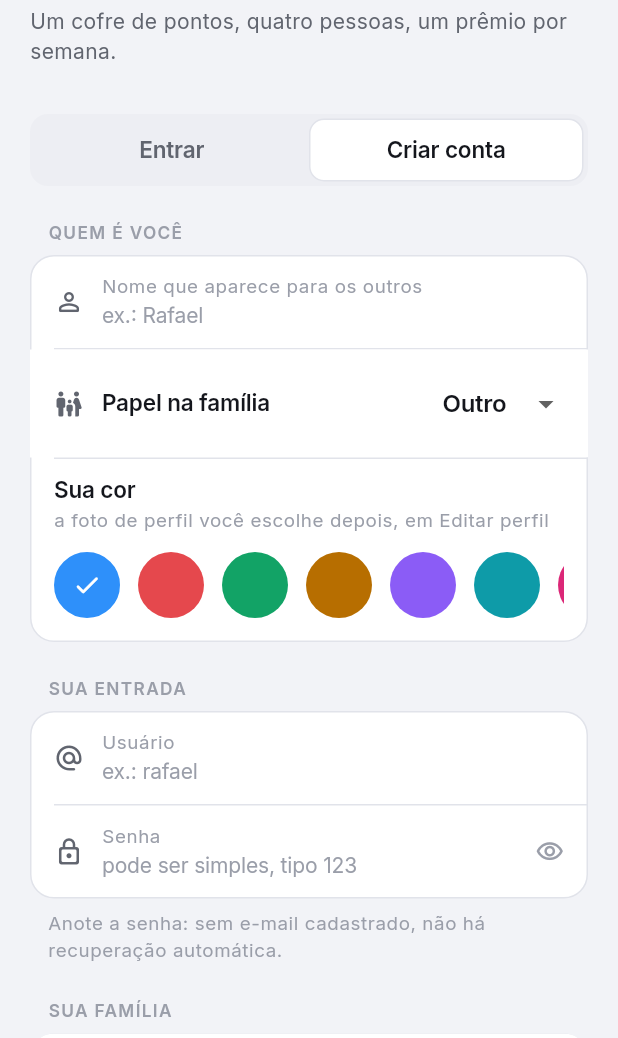
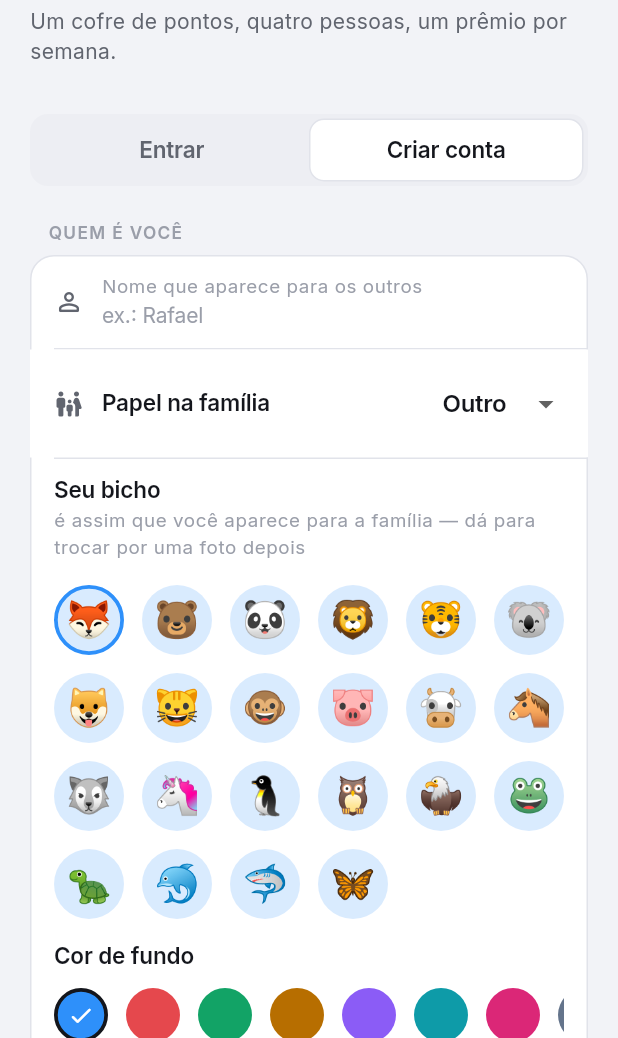
Before and after one commit to rdealzz/Desafio-em-Fam-lia, a Flutter app: the LoginScreen screen opened directly, after a tap on "Criar conta", on a phone screen of 412 x 824 dp, the part 198-1236 px from its top. Run offline on Flutter 3.47's test engine with Material 3 defaults, Android fonts, the phone set to English and light mode, and no system bars; our stand-ins replace cloud_firestore, firebase_auth, firebase_core, firebase_storage, image_picker, shared_preferences; accounts and stored records are empty; Roboto replaces fonts that are missing (AnimalEmoji); project files that could hold a hidden picture were left out.

Commit message:
Avatar de bicho no lugar do círculo com iniciais
Os avatares eram iniciais dentro de um círculo colorido — funcional, mas sem
graça. Agora cada pessoa escolhe um bicho entre 22, sobre a cor do perfil.

Os bichos são emoji de verdade, desenhados em cores, vindos de um recorte da
Noto Color Emoji (OFL) empacotado em assets/fonts/AnimalEmoji.ttf: só os 22
desenhos usados, 44 KB em vez dos 10 MB do arquivo completo. Empacotar era
obrigatório e resolve de vez um problema antigo — o CanvasKit do Flutter web
não enxerga a fonte de emoji do sistema, então no navegador todo emoji virava
quadradinho. Verificado por captura de tela, no claro e no escuro.

Quem ainda não escolheu recebe um bicho sorteado pelo id, estável entre
sessões, então ninguém abre o app com o avatar vazio. Cadastro antigo guardou
'🙂' em avatarEmoji; esse rosto não está no recorte e cai no mesmo caminho do
sorteio, em vez de desenhar quadradinho.

De quebra, a cor escolhida no cadastro finalmente é gravada: signUp não
recebia avatarColor, então a escolha da tela de criar conta ia para o lixo e
todo mundo começava com a cor derivada do id.

O aviso de prêmio liberado (authorId 'system') leva um troféu no mural, não um
bicho sorteado — não tem dono e não deve parecer que alguém publicou aquilo.

SeletorCor saiu de login_screen.dart para widgets/ui/avatar_picker.dart, ao
lado do novo SeletorAnimal: a tela de perfil importava um widget de dentro da
tela de login para reaproveitá-lo.

Co-Authored-By: Claude Opus 5 <noreply@anthropic.com>
Claude-Session: https://claude.ai/code/session_019XKVGQhXagRCfJSw9JRg5L

```diff
--- a/lib/demo/demo_backend.dart
+++ b/lib/demo/demo_backend.dart
@@ -241,11 +241,12 @@ class DemoBackend extends ChangeNotifier {
   }
 
   /// Edição de perfil na demonstração: muda o integrante em memória.
-  void editarPerfil({String? nome, String? papel, int? cor}) {
+  void editarPerfil({String? nome, String? papel, String? bicho, int? cor}) {
     final eu = currentUser;
     _replaceMember(eu.copyWith(
       displayName: nome,
       role: papel,
+      avatarEmoji: bicho,
       avatarColor: cor,
     ));
     notifyListeners();
@@ -452,13 +453,19 @@ class DemoProfileService implements ProfileService {
     required String userId,
     String? displayName,
     String? role,
+    String? avatarEmoji,
     int? avatarColor,
   }) async {
     final nome = displayName?.trim();
     if (nome != null && nome.length < 2) {
       throw const AppException('O nome precisa de pelo menos 2 letras.');
     }
-    _backend.editarPerfil(nome: nome, papel: role, cor: avatarColor);
+    _backend.editarPerfil(
+      nome: nome,
+      papel: role,
+      bicho: avatarEmoji,
+      cor: avatarColor,
+    );
   }
 
   @override
--- a/lib/demo/demo_data.dart
+++ b/lib/demo/demo_data.dart
@@ -27,7 +27,7 @@ class DemoData {
     familyId: familyId,
     displayName: 'Rafael',
     role: 'filho',
-    avatarEmoji: '😎',
+    avatarEmoji: '🦊',
     totalPoints: 8420,
     weeklyPoints: 1150,
     weekId: WeekUtils.currentWeekId(),
@@ -47,7 +47,7 @@ class DemoData {
       familyId: familyId,
       displayName: 'Rosa Maria',
       role: 'mae',
-      avatarEmoji: '👩',
+      avatarEmoji: '🦉',
       totalPoints: 9610,
       weeklyPoints: 1300,
       weekId: WeekUtils.currentWeekId(),
@@ -64,7 +64,7 @@ class DemoData {
       familyId: familyId,
       displayName: 'Antônio',
       role: 'pai',
-      avatarEmoji: '🧔',
+      avatarEmoji: '🐻',
       totalPoints: 6180,
       weeklyPoints: 450,
       weekId: WeekUtils.currentWeekId(),
@@ -81,7 +81,7 @@ class DemoData {
       familyId: familyId,
       displayName: 'Júlia',
       role: 'membro',
-      avatarEmoji: '🦸',
+      avatarEmoji: '🦄',
       totalPoints: 7340,
       weeklyPoints: 300,
       weekId: WeekUtils.currentWeekId(),
@@ -178,7 +178,7 @@ class DemoData {
           familyId: familyId,
           authorId: 'demo_mae',
           authorName: 'Rosa Maria',
-          authorAvatar: '👩',
+          authorAvatar: '🦉',
           type: FeedPostType.activity,
           message: 'Caminhada — 45 min. Fui até a padaria e voltei andando!',
           points: 142,
@@ -195,7 +195,7 @@ class DemoData {
           familyId: familyId,
           authorId: 'demo_filho',
           authorName: 'Rafael',
-          authorAvatar: '😎',
+          authorAvatar: '🦊',
           type: FeedPostType.activity,
           message: 'Corrida — 30 min',
           points: 150,
@@ -216,7 +216,7 @@ class DemoData {
           familyId: familyId,
           authorId: 'demo_nora',
           authorName: 'Júlia',
-          authorAvatar: '🦸',
+          authorAvatar: '🦄',
           type: FeedPostType.impossibleChallenge,
           message: 'Quem fizer 10 polichinelos em vídeo agora ganha +50 pts',
           reactions: const {
@@ -243,7 +243,7 @@ class DemoData {
           familyId: familyId,
           authorId: 'demo_filho',
           authorName: 'Rafael',
-          authorAvatar: '😎',
+          authorAvatar: '🦊',
           type: FeedPostType.saveCard,
           message: 'Carta Salva-Mãe/Pai! Rafael treinou em dobro e doou '
               '100 pts — Antônio recebeu 200 pts e manteve a sequência.',
@@ -259,7 +259,7 @@ class DemoData {
           familyId: familyId,
           authorId: 'demo_pai',
           authorName: 'Antônio',
-          authorAvatar: '🧔',
+          authorAvatar: '🐻',
           type: FeedPostType.activity,
           message: 'Ciclismo — 90 min. Pedalei até a represa',
           points: 450,
--- a/lib/models/app_user.dart
+++ b/lib/models/app_user.dart
@@ -10,7 +10,7 @@ class AppUser {
     this.username = '',
     this.email = '',
     this.role = 'membro',
-    this.avatarEmoji = '🙂',
+    this.avatarEmoji = '',
     this.avatarColor = 0,
     this.photoUrl,
     this.totalPoints = 0,
@@ -37,8 +37,9 @@ class AppUser {
   /// Papel na família: `mae`, `pai`, `filho`, `nora`... usado só para exibição.
   final String role;
 
-  /// Emoji herdado dos primeiros cadastros. Não aparece mais na interface
-  /// (no navegador vira quadradinho); fica só para não perder dado antigo.
+  /// O bicho do avatar (🦊, 🐻, 🐼...). Vazio, ou um emoji fora da lista de
+  /// [AvatarAnimals], significa "ainda não escolheu" e o app sorteia um pelo
+  /// id — cadastro antigo guardou '🙂' aqui, que cai nesse caso.
   final String avatarEmoji;
 
   /// Cor do perfil, em ARGB. Zero significa "ainda não escolheu" e o app usa
@@ -92,8 +93,7 @@ class AppUser {
       username: FirestoreUtils.toStringValue(map['username']),
       email: FirestoreUtils.toStringValue(map['email']),
       role: FirestoreUtils.toStringValue(map['role'], fallback: 'membro'),
-      avatarEmoji:
-          FirestoreUtils.toStringValue(map['avatarEmoji'], fallback: '🙂'),
+      avatarEmoji: FirestoreUtils.toStringValue(map['avatarEmoji']),
       avatarColor: FirestoreUtils.toInt(map['avatarColor']),
       photoUrl: map['photoUrl'] as String?,
       totalPoints: FirestoreUtils.toInt(map['totalPoints']),
--- a/lib/screens/auth/login_screen.dart
+++ b/lib/screens/auth/login_screen.dart
@@ -6,7 +6,9 @@ import '../../core/theme/palette.dart';
 import '../../core/theme/tokens.dart';
 import '../../services/app_exception.dart';
 import '../../services/auth_service.dart';
+import '../../widgets/ui/avatar_animals.dart';
 import '../../widgets/ui/avatar_colors.dart';
+import '../../widgets/ui/avatar_picker.dart';
 import '../../widgets/ui/inset_group.dart';
 import '../../widgets/ui/pressable.dart';
 
@@ -35,6 +37,7 @@ class _LoginScreenState extends State<LoginScreen> {
   bool _carregando = false;
   String? _erro;
   int _cor = AvatarColors.opcoes.first.toARGB32();
+  String _bicho = AvatarAnimals.opcoes.first.emoji;
   String _papel = 'membro';
 
   static const Map<String, String> _papeis = {
@@ -132,12 +135,21 @@ class _LoginScreenState extends State<LoginScreen> {
                     child: Column(
                       crossAxisAlignment: CrossAxisAlignment.start,
                       children: [
-                        Text('Sua cor', style: t.labelLarge),
+                        Text('Seu bicho', style: t.labelLarge),
                         const SizedBox(height: 2),
                         Text(
-                          'a foto de perfil você escolhe depois, em Editar perfil',
+                          'é assim que você aparece para a família — dá para '
+                          'trocar por uma foto depois',
                           style: t.bodySmall,
                         ),
+                        const SizedBox(height: Space.lg),
+                        SeletorAnimal(
+                          selecionado: _bicho,
+                          cor: Color(_cor),
+                          onSelected: (b) => setState(() => _bicho = b),
+                        ),
+                        const SizedBox(height: Space.lg),
+                        Text('Cor de fundo', style: t.labelLarge),
                         const SizedBox(height: Space.md),
                         SeletorCor(
                           selecionada: _cor,
@@ -298,6 +310,8 @@ class _LoginScreenState extends State<LoginScreen> {
           username: _usuario.text,
           password: _senha.text,
           role: _papel,
+          avatarEmoji: _bicho,
+          avatarColor: _cor,
           familyName: _criarFamilia ? _nomeFamilia.text : null,
           inviteCode: _criarFamilia ? null : _convite.text,
         );
@@ -495,53 +509,3 @@ class _Marca extends StatelessWidget {
     );
   }
 }
-
-/// Escolha da cor do perfil.
-class SeletorCor extends StatelessWidget {
-  const SeletorCor({
-    super.key,
-    required this.selecionada,
-    required this.onSelected,
-  });
-
-  final int selecionada;
-  final ValueChanged<int> onSelected;
-
-  @override
-  Widget build(BuildContext context) {
-    return SizedBox(
-      height: 44,
-      child: ListView.separated(
-        scrollDirection: Axis.horizontal,
-        itemCount: AvatarColors.opcoes.length,
-        separatorBuilder: (_, __) => const SizedBox(width: Space.md),
-        itemBuilder: (context, i) {
-          final cor = AvatarColors.opcoes[i];
-          final ativo = cor.toARGB32() == selecionada;
-          return GestureDetector(
-            onTap: () {
-              HapticFeedback.selectionClick();
-              onSelected(cor.toARGB32());
-            },
-            child: AnimatedContainer(
-              duration: Motion.fast,
-              width: 44,
-              decoration: BoxDecoration(
-                color: cor,
-                shape: BoxShape.circle,
-                border: Border.all(
-                  color: ativo ? cor : Colors.transparent,
-                  width: 3,
-                ),
-              ),
-              child: ativo
-                  ? const Icon(Icons.check_rounded,
-                      size: 20, color: Colors.white)
-                  : null,
-            ),
-          );
-        },
-      ),
-    );
-  }
-}
--- a/lib/screens/profile/profile_edit_screen.dart
+++ b/lib/screens/profile/profile_edit_screen.dart
@@ -10,9 +10,11 @@ import '../../services/auth_service.dart';
 import '../../services/profile_service.dart';
 import '../../state/session_controller.dart';
 import '../../widgets/avatar_bubble.dart';
+import '../../widgets/ui/avatar_animals.dart';
+import '../../widgets/ui/avatar_colors.dart';
+import '../../widgets/ui/avatar_picker.dart';
 import '../../widgets/ui/inset_group.dart';
 import '../../widgets/ui/pressable.dart';
-import '../auth/login_screen.dart' show SeletorCor;
 
 /// Editar o próprio perfil: foto, nome que aparece para os outros, cor e senha.
 class ProfileEditScreen extends StatefulWidget {
@@ -33,6 +35,7 @@ class _ProfileEditScreenState extends State<ProfileEditScreen> {
   final TextEditingController _nome = TextEditingController();
 
   int? _cor;
+  String? _bicho;
   String? _papel;
   bool _salvando = false;
   bool _enviandoFoto = false;
@@ -71,10 +74,13 @@ class _ProfileEditScreenState extends State<ProfileEditScreen> {
       _iniciado = true;
       _nome.text = user.displayName;
       _cor = user.avatarColor;
+      _bicho = user.avatarEmoji;
       _papel = user.role;
     }
 
     final corAtual = _cor ?? user.avatarColor;
+    final bichoAtual =
+        AvatarAnimals.resolver(_bicho ?? user.avatarEmoji, user.id);
     final temFoto = user.photoUrl != null && user.photoUrl!.isNotEmpty;
 
     return Scaffold(
@@ -222,7 +228,22 @@ class _ProfileEditScreenState extends State<ProfileEditScreen> {
                 child: Column(
                   crossAxisAlignment: CrossAxisAlignment.start,
                   children: [
-                    Text('Sua cor', style: t.labelLarge),
+                    Text('Seu bicho', style: t.labelLarge),
+                    const SizedBox(height: 2),
+                    Text(
+                      temFoto
+                          ? 'aparece se você tirar a foto'
+                          : 'é assim que você aparece para a família',
+                      style: t.bodySmall,
+                    ),
+                    const SizedBox(height: Space.lg),
+                    SeletorAnimal(
+                      selecionado: bichoAtual,
+                      cor: AvatarColors.resolver(corAtual, user.id),
+                      onSelected: (b) => setState(() => _bicho = b),
+                    ),
+                    const SizedBox(height: Space.lg),
+                    Text('Cor de fundo', style: t.labelLarge),
                     const SizedBox(height: Space.md),
                     SeletorCor(
                       selecionada: corAtual,
@@ -358,6 +379,7 @@ class _ProfileEditScreenState extends State<ProfileEditScreen> {
             userId: user.id,
             displayName: _nome.text,
             role: _papel,
+            avatarEmoji: _bicho,
             avatarColor: _cor,
           );
       if (!mounted) return;
--- a/lib/services/auth_service.dart
+++ b/lib/services/auth_service.dart
@@ -117,6 +117,8 @@ class AuthService {
     required String username,
     required String password,
     required String role,
+    required String avatarEmoji,
+    required int avatarColor,
     String? familyName,
     String? inviteCode,
   }) async {
@@ -159,6 +161,8 @@ class AuthService {
       displayName: name.trim(),
       username: usuario,
       role: role,
+      avatarEmoji: avatarEmoji,
+      avatarColor: avatarColor,
     );
 
     await _refs.user(uid).set({
--- a/lib/services/profile_service.dart
+++ b/lib/services/profile_service.dart
@@ -6,7 +6,8 @@ import 'app_exception.dart';
 import 'firestore_refs.dart';
 import 'storage_service.dart';
 
-/// Edição do próprio perfil: nome que aparece para os outros, foto e cor.
+/// Edição do próprio perfil: nome que aparece para os outros, foto, bicho
+/// do avatar e cor de fundo.
 class ProfileService {
   ProfileService(this._refs, this._storage);
 
@@ -20,6 +21,7 @@ class ProfileService {
     required String userId,
     String? displayName,
     String? role,
+    String? avatarEmoji,
     int? avatarColor,
   }) async {
     final dados = <String, dynamic>{
@@ -37,6 +39,7 @@ class ProfileService {
       dados['displayName'] = nome;
     }
     if (role != null) dados['role'] = role;
+    if (avatarEmoji != null) dados['avatarEmoji'] = avatarEmoji;
     if (avatarColor != null) dados['avatarColor'] = avatarColor;
 
     await _refs.user(userId).update(dados);
--- a/lib/widgets/avatar_bubble.dart
+++ b/lib/widgets/avatar_bubble.dart
@@ -2,14 +2,16 @@ import 'package:flutter/material.dart';
 
 import '../core/theme/palette.dart';
 import '../models/app_user.dart';
+import 'ui/avatar_animals.dart';
 import 'ui/avatar_colors.dart';
 
-/// Avatar do integrante: foto, ou iniciais num círculo colorido.
+/// Avatar do integrante: a foto, se tiver; senão o bicho escolhido sobre um
+/// fundo da cor do perfil.
 ///
-/// Iniciais em vez de emoji porque o CanvasKit do Flutter web não usa a fonte
-/// de emoji do sistema — no navegador o emoji vira quadradinho. Iniciais
-/// sempre renderizam, em qualquer plataforma, e é o que Contatos da Apple,
-/// Slack e Gmail fazem.
+/// O bicho vem de uma fonte de emoji empacotada (ver [AvatarAnimals]) — sem
+/// ela o navegador desenharia quadradinho, que foi o que aconteceu na primeira
+/// versão. Quem ainda não escolheu recebe um bicho sorteado pelo id, então
+/// ninguém abre o app com um círculo vazio.
 ///
 /// O anel cheio marca quem treinou hoje; quem não treinou fica com traço
 /// apagado. Diferença de peso, não de cor berrante.
@@ -24,19 +26,6 @@ class AvatarBubble extends StatelessWidget {
   final AppUser user;
   final double size;
   final bool showRing;
-
-  /// Até duas letras: "Rosa Maria" vira RM, "Rafael" vira R.
-  static String iniciais(String nome) {
-    final partes = nome
-        .trim()
-        .split(RegExp(r'\s+'))
-        .where((p) => p.isNotEmpty)
-        .toList();
-    if (partes.isEmpty) return '?';
-    if (partes.length == 1) return partes.first.characters.first.toUpperCase();
-    return (partes.first.characters.first + partes.last.characters.first)
-        .toUpperCase();
-  }
 
   @override
   Widget build(BuildContext context) {
@@ -67,16 +56,16 @@ class AvatarBubble extends StatelessWidget {
                 fit: BoxFit.cover,
                 // Decodifica no tamanho exibido, não no original da câmera.
                 cacheWidth: (size * 3).round(),
-                errorBuilder: (_, __, ___) => _Iniciais(user: user, size: size),
+                errorBuilder: (_, __, ___) => _Bicho(user: user, size: size),
               )
-            : _Iniciais(user: user, size: size),
+            : _Bicho(user: user, size: size),
       ),
     );
   }
 }
 
-class _Iniciais extends StatelessWidget {
-  const _Iniciais({required this.user, required this.size});
+class _Bicho extends StatelessWidget {
+  const _Bicho({required this.user, required this.size});
 
   final AppUser user;
   final double size;
@@ -85,19 +74,42 @@ class _Iniciais extends StatelessWidget {
   Widget build(BuildContext context) {
     final cor = AvatarColors.resolver(user.avatarColor, user.id);
     return ColoredBox(
-      // Fundo suave da cor escolhida: colorido sem virar bloco chapado.
-      color: Color.alphaBlend(cor.withValues(alpha: 0.16), Colors.white),
+      // Fundo suave da cor escolhida: o bicho aparece sobre a cor dele, não
+      // sobre um branco chapado.
+      color: Color.alphaBlend(cor.withValues(alpha: 0.18), Colors.white),
       child: Center(
-        child: Text(
-          AvatarBubble.iniciais(user.displayName),
-          style: TextStyle(
-            fontSize: size * 0.36,
-            fontWeight: FontWeight.w700,
-            letterSpacing: -0.3,
-            color: cor,
-          ),
+        child: AnimalGlyph(
+          emoji: AvatarAnimals.resolver(user.avatarEmoji, user.id),
+          // Deixa uma margem para o bicho não encostar na borda do círculo.
+          size: size * 0.56,
         ),
       ),
     );
   }
 }
+
+/// Desenha um emoji de bicho com a fonte empacotada.
+///
+/// Existe como widget próprio para o nome da família da fonte ficar num lugar
+/// só: se o recorte da fonte mudar de nome, muda aqui.
+class AnimalGlyph extends StatelessWidget {
+  const AnimalGlyph({super.key, required this.emoji, required this.size});
+
+  final String emoji;
+  final double size;
+
+  @override
+  Widget build(BuildContext context) {
+    return Text(
+      emoji,
+      style: TextStyle(
+        fontFamily: AvatarAnimals.fontFamily,
+        fontSize: size,
+        // A Noto Color Emoji é de bitmap e vem com entrelinha folgada; sem
+        // travar a altura o desenho fica descentralizado no círculo.
+        height: 1.0,
+      ),
+      textAlign: TextAlign.center,
+    );
+  }
+}
--- /dev/null
+++ b/lib/widgets/ui/avatar_animals.dart
@@ -0,0 +1,76 @@
+import 'avatar_colors.dart';
+
+/// Os bichos que servem de avatar.
+///
+/// São emoji de verdade, desenhados em cores, vindos da Noto Color Emoji
+/// (licença OFL) empacotada em `assets/fonts/AnimalEmoji.ttf`. O arquivo tem
+/// só estes 22 desenhos e pesa 44 KB — o original inteiro passa de 10 MB.
+///
+/// Empacotar era obrigatório: o CanvasKit do Flutter web não enxerga a fonte
+/// de emoji do sistema, então no navegador todo emoji virava quadradinho. Com
+/// a fonte junto do app, o bicho aparece igual no celular e no navegador.
+class AvatarAnimals {
+  const AvatarAnimals._();
+
+  /// Família da fonte, declarada no `pubspec.yaml`.
+  static const String fontFamily = 'AnimalEmoji';
+
+  /// Ordem pensada para a grade: os mais pedidos primeiro.
+  static const List<AnimalAvatar> opcoes = [
+    AnimalAvatar('🦊', 'Raposa'),
+    AnimalAvatar('🐻', 'Urso'),
+    AnimalAvatar('🐼', 'Panda'),
+    AnimalAvatar('🦁', 'Leão'),
+    AnimalAvatar('🐯', 'Tigre'),
+    AnimalAvatar('🐨', 'Coala'),
+    AnimalAvatar('🐶', 'Cachorro'),
+    AnimalAvatar('🐱', 'Gato'),
+    AnimalAvatar('🐵', 'Macaco'),
+    AnimalAvatar('🐷', 'Porco'),
+    AnimalAvatar('🐮', 'Vaca'),
+    AnimalAvatar('🐴', 'Cavalo'),
+    AnimalAvatar('🐺', 'Lobo'),
+    AnimalAvatar('🦄', 'Unicórnio'),
+    AnimalAvatar('🐧', 'Pinguim'),
+    AnimalAvatar('🦉', 'Coruja'),
+    AnimalAvatar('🦅', 'Águia'),
+    AnimalAvatar('🐸', 'Sapo'),
+    AnimalAvatar('🐢', 'Tartaruga'),
+    AnimalAvatar('🐬', 'Golfinho'),
+    AnimalAvatar('🦈', 'Tubarão'),
+    AnimalAvatar('🦋', 'Borboleta'),
+  ];
+
+  /// Só desenha o que existe na fonte empacotada. Cadastro antigo guardou
+  /// '🙂' em `avatarEmoji`; esse rosto não está no arquivo e viraria
+  /// quadradinho, então aqui ele é tratado como "não escolheu".
+  static bool existe(String emoji) {
+    for (final a in opcoes) {
+      if (a.emoji == emoji) return true;
+    }
+    return false;
+  }
+
+  /// Bicho de quem ainda não escolheu, derivado do id e estável entre
+  /// sessões. Deriva da mesma soma usada em [AvatarColors.paraId], mas com
+  /// passo diferente: assim duas pessoas de mesma cor raramente caem no mesmo
+  /// bicho, e ninguém abre o app com um avatar vazio.
+  static AnimalAvatar paraId(String id) {
+    if (id.isEmpty) return opcoes.first;
+    final soma = id.codeUnits.fold<int>(0, (a, b) => a + b * 31);
+    return opcoes[soma.abs() % opcoes.length];
+  }
+
+  /// O bicho a exibir: o escolhido, ou o sorteado pelo id.
+  static String resolver(String salvo, String id) =>
+      existe(salvo) ? salvo : paraId(id).emoji;
+}
+
+/// Um bicho e o nome dele em português — o nome vira rótulo de acessibilidade,
+/// já que leitor de tela não sabe ler emoji de fonte empacotada.
+class AnimalAvatar {
+  const AnimalAvatar(this.emoji, this.nome);
+
+  final String emoji;
+  final String nome;
+}
--- /dev/null
+++ b/lib/widgets/ui/avatar_picker.dart
@@ -0,0 +1,164 @@
+import 'package:flutter/material.dart';
+import 'package:flutter/services.dart';
+
+import '../../core/theme/palette.dart';
+import '../../core/theme/tokens.dart';
+import '../avatar_bubble.dart' show AnimalGlyph;
+import 'avatar_animals.dart';
+import 'avatar_colors.dart';
+
+/// Escolha do bicho do perfil.
+///
+/// Grade fixa em vez de lista que rola: são 22 bichos, cabem em quatro linhas,
+/// e vendo todos de uma vez a escolha é imediata — rolar uma lista horizontal
+/// esconde metade das opções e é o tipo de atrito que faz alguém desistir e
+/// ficar com o primeiro.
+class SeletorAnimal extends StatelessWidget {
+  const SeletorAnimal({
+    super.key,
+    required this.selecionado,
+    required this.cor,
+    required this.onSelected,
+  });
+
+  /// Emoji escolhido. Valor fora da lista conta como "nenhum".
+  final String selecionado;
+
+  /// Cor do perfil: o fundo de cada bolinha usa ela, então dá para ver como o
+  /// avatar vai ficar antes de salvar.
+  final Color cor;
+
+  final ValueChanged<String> onSelected;
+
+  @override
+  Widget build(BuildContext context) {
+    final fundo = Color.alphaBlend(cor.withValues(alpha: 0.18), Colors.white);
+
+    return GridView.builder(
+      // Dentro de um InsetGroup, que já rola: a grade não rola sozinha.
+      shrinkWrap: true,
+      physics: const NeverScrollableScrollPhysics(),
+      padding: EdgeInsets.zero,
+      gridDelegate: const SliverGridDelegateWithFixedCrossAxisCount(
+        crossAxisCount: 6,
+        mainAxisSpacing: Space.md,
+        crossAxisSpacing: Space.md,
+      ),
+      itemCount: AvatarAnimals.opcoes.length,
+      itemBuilder: (context, i) {
+        final animal = AvatarAnimals.opcoes[i];
+        return _Bolinha(
+          animal: animal,
+          fundo: fundo,
+          cor: cor,
+          ativo: animal.emoji == selecionado,
+          onTap: () {
+            HapticFeedback.selectionClick();
+            onSelected(animal.emoji);
+          },
+        );
+      },
+    );
+  }
+}
+
+class _Bolinha extends StatelessWidget {
+  const _Bolinha({
+    required this.animal,
+    required this.fundo,
+    required this.cor,
+    required this.ativo,
+    required this.onTap,
+  });
+
+  final AnimalAvatar animal;
+  final Color fundo;
+  final Color cor;
+  final bool ativo;
+  final VoidCallback onTap;
+
+  @override
+  Widget build(BuildContext context) {
+    return Semantics(
+      label: animal.nome,
+      selected: ativo,
+      button: true,
+      child: GestureDetector(
+        onTap: onTap,
+        behavior: HitTestBehavior.opaque,
+        child: AnimatedContainer(
+          duration: Motion.fast,
+          curve: Curves.easeOut,
+          decoration: BoxDecoration(
+            color: fundo,
+            shape: BoxShape.circle,
+            // O escolhido ganha um anel da cor do perfil; os outros ficam sem
+            // borda. Marca só um, sem pintar a grade inteira de contorno.
+            border: Border.all(
+              color: ativo ? cor : Colors.transparent,
+              width: 2.5,
+            ),
+          ),
+          child: Center(
+            child: LayoutBuilder(
+              builder: (context, c) =>
+                  AnimalGlyph(emoji: animal.emoji, size: c.maxWidth * 0.58),
+            ),
+          ),
+        ),
+      ),
+    );
+  }
+}
+
+/// Escolha da cor do perfil — o fundo do bicho.
+class SeletorCor extends StatelessWidget {
+  const SeletorCor({
+    super.key,
+    required this.selecionada,
+    required this.onSelected,
+  });
+
+  final int selecionada;
+  final ValueChanged<int> onSelected;
+
+  @override
+  Widget build(BuildContext context) {
+    return SizedBox(
+      height: 36,
+      child: ListView.separated(
+        scrollDirection: Axis.horizontal,
+        itemCount: AvatarColors.opcoes.length,
+        separatorBuilder: (_, __) => const SizedBox(width: Space.md),
+        itemBuilder: (context, i) {
+          final cor = AvatarColors.opcoes[i];
+          final ativo = cor.toARGB32() == selecionada;
+          return GestureDetector(
+            onTap: () {
+              HapticFeedback.selectionClick();
+              onSelected(cor.toARGB32());
+            },
+            child: AnimatedContainer(
+              duration: Motion.fast,
+              width: 36,
+              decoration: BoxDecoration(
+                color: cor,
+                shape: BoxShape.circle,
+                border: Border.all(
+                  color: ativo
+                      ? context.palette.textPrimary
+                      : Colors.transparent,
+                  width: 2.5,
+                ),
+              ),
+              child: ativo
+                  ? const Icon(Icons.check_rounded,
+                      size: 18, color: Colors.white)
+                  : null,
+            ),
+          );
+        },
+      ),
+    );
+  }
+}
```
Also changed, not shown: lib/widgets/feed_post_card.dart (+32 -14 lines), pubspec.yaml (+8 -0 lines), assets/fonts/AnimalEmoji.ttf (added), 1 other file.
